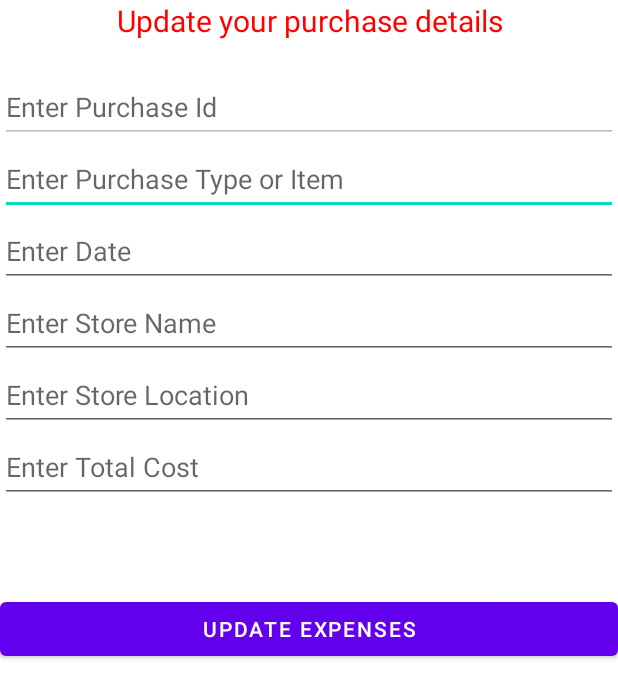
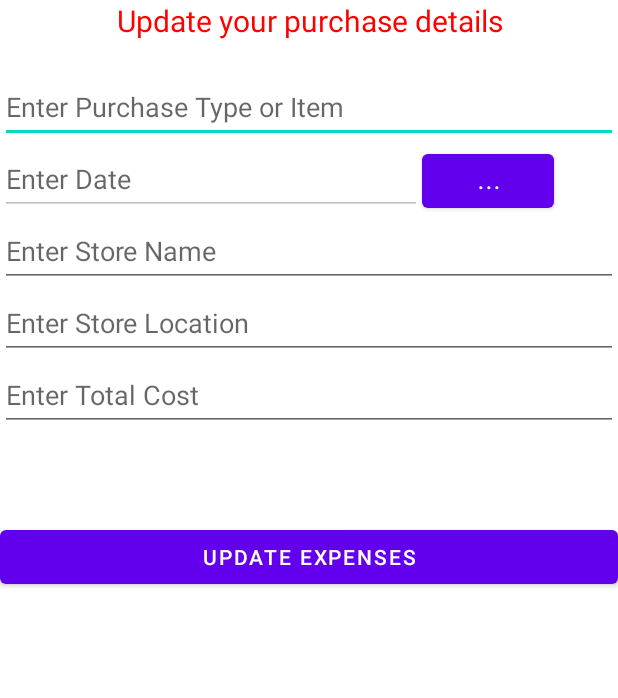
Before and after one commit to tranvnb/ESharing, an Android app: the layout fragment_update.xml on its own in the app's theme, with its tools: preview values and no code run, on a phone screen of 412 x 824 dp. Shown: the top 698 px of the screen. Run offline under Robolectric (Android 15) with nearby library versions, the phone set to English and light mode, and no system bars; network calls fail.

Commit message:
update purchase list, complete update purchase item

```diff
--- a/app/build.gradle
+++ b/app/build.gradle
@@ -3,7 +3,7 @@ plugins {
     id 'kotlin-android'
     id 'kotlin-kapt'
     id 'kotlin-parcelize'
-//    id 'androidx.navigation.safeargs.kotlin'
+    id 'androidx.navigation.safeargs'
 }
 
 android {
--- a/app/src/main/java/com/lf/esharing/database/purchase/PurchaseApi.kt
+++ b/app/src/main/java/com/lf/esharing/database/purchase/PurchaseApi.kt
@@ -27,7 +27,7 @@ interface PurchaseApi {
         "Content-Type: application/json"
     )
     @PUT("{id}")
-    suspend fun updatePurchase(@Path("id") id: UUID, @Body request: PurchasesRequest): Response<Map<String, String>>
+    suspend fun updatePurchase(@Path("id") id: UUID, @Body request: RequestBody): Response<Map<String, String>>
 
     @Headers(
         "Accept: application/json",
--- a/app/src/main/java/com/lf/esharing/database/purchase/PurchaseEntity.kt
+++ b/app/src/main/java/com/lf/esharing/database/purchase/PurchaseEntity.kt
@@ -1,20 +1,23 @@
 package com.lf.esharing.database.purchase
 
+import android.os.Parcelable
 import androidx.room.ColumnInfo
 import androidx.room.Entity
 import androidx.room.PrimaryKey
 import com.squareup.moshi.Json
 import com.squareup.moshi.JsonClass
+import kotlinx.parcelize.Parcelize
 import java.time.LocalDateTime
 import java.util.*
 
 @Entity(tableName = "Purchases")
+@Parcelize
 data class PurchaseEntity(
     @PrimaryKey()
     @Json(name = "id")
     @ColumnInfo(name = "id")
     var id: UUID = UUID.randomUUID()
-) {
+) : Parcelable {
 
     @ColumnInfo(name = "store")
     @Json(name = "store")
--- a/app/src/main/java/com/lf/esharing/database/purchase/PurchaseRepository.kt
+++ b/app/src/main/java/com/lf/esharing/database/purchase/PurchaseRepository.kt
@@ -25,11 +25,13 @@ class PurchaseRepository(private val purchaseDao: PurchaseDao, private val purch
         }
     }
 
-    suspend fun updatePurchase(purchase: PurchaseEntity, username: String, password: String) {
-        if (purchaseApi.updatePurchase(purchase.id, PurchasesRequest(username, password, purchase)).isSuccessful)
+    suspend fun updatePurchase(requestBody: RequestBody, purchase: PurchaseEntity): Boolean {
+        if (purchaseApi.updatePurchase(purchase.id, requestBody).isSuccessful)
         {
             purchaseDao.update(purchase)
+            return true
         }
+        return false
     }
 
     suspend fun deletePurchase(purchase: PurchaseEntity, username: String, password: String) {
--- a/app/src/main/java/com/lf/esharing/network/ClientBuilder.kt
+++ b/app/src/main/java/com/lf/esharing/network/ClientBuilder.kt
@@ -6,7 +6,9 @@ import retrofit2.Retrofit
 import retrofit2.converter.moshi.MoshiConverterFactory
 
 object ClientBuilder {
-    val baseUrl = "http://172.21.246.90:5000" // no ending forward slash
+//    val baseUrl = "http://54.147.103.31:5000" // no ending forward slash
+    val baseUrl = "http://172.21.246.90:5000"
+
 
     fun <T> createClient(clientClass: Class<T>, url: String) : T {
         return Retrofit.Builder()
--- a/app/src/main/res/layout/fragment_display_expenses.xml
+++ b/app/src/main/res/layout/fragment_display_expenses.xml
@@ -8,12 +8,11 @@
 
     <androidx.recyclerview.widget.RecyclerView
         android:id="@+id/recyclerView"
-        android:layout_width="379dp"
-        android:layout_height="662dp"
+        android:layout_width="match_parent"
+        android:layout_height="match_parent"
         android:layout_margin="10dp"
         app:layout_constraintBottom_toBottomOf="parent"
         app:layout_constraintEnd_toEndOf="parent"
-        app:layout_constraintHorizontal_bias="0.275"
         app:layout_constraintStart_toStartOf="parent"
         app:layout_constraintTop_toTopOf="parent">
     </androidx.recyclerview.widget.RecyclerView>
--- a/app/src/main/res/layout/fragment_update.xml
+++ b/app/src/main/res/layout/fragment_update.xml
@@ -17,17 +17,7 @@
         android:textSize="20dp" />
 
     <EditText
-        android:id="@+id/updateedPurchaseId"
-        android:layout_width="match_parent"
-        android:layout_height="wrap_content"
-        android:ems="10"
-        android:enabled="false"
-        android:hint="Enter Purchase Id"
-        android:inputType="textPersonName"
-        android:minHeight="48dp" />
-
-    <EditText
-        android:id="@+id/updateedPurchaseType"
+        android:id="@+id/edPurchaseType"
         android:layout_width="match_parent"
         android:layout_height="wrap_content"
         android:ems="10"
@@ -35,17 +25,27 @@
         android:inputType="textPersonName"
         android:minHeight="48dp" />
 
-    <EditText
-        android:id="@+id/updateedDate"
-        android:layout_width="match_parent"
-        android:layout_height="wrap_content"
-        android:ems="10"
-        android:hint="Enter Date"
-        android:inputType="textPersonName"
-        android:minHeight="48dp" />
+    <LinearLayout android:orientation="horizontal" android:layout_width="match_parent" android:layout_height="wrap_content">
+
+        <EditText
+            android:id="@+id/edDate"
+            android:layout_width="281dp"
+            android:layout_height="wrap_content"
+            android:ems="10"
+            android:enabled="false"
+            android:hint="Enter Date"
+            android:inputType="datetime|textPersonName"
+            android:minHeight="48dp" />
+        <Button
+            android:id="@+id/btnChooseDate"
+            android:layout_width="wrap_content"
+            android:layout_height="wrap_content"
+            android:text="..."/>
+    </LinearLayout>
+
 
     <EditText
-        android:id="@+id/updateedStoreName"
+        android:id="@+id/edStoreName"
         android:layout_width="match_parent"
         android:layout_height="wrap_content"
         android:ems="10"
@@ -54,7 +54,7 @@
         android:minHeight="48dp" />
 
     <EditText
-        android:id="@+id/updateedStoreLocation"
+        android:id="@+id/edStoreLocation"
         android:layout_width="match_parent"
         android:layout_height="wrap_content"
         android:ems="10"
@@ -63,12 +63,12 @@
         android:minHeight="48dp" />
 
     <EditText
-        android:id="@+id/updateedTotalCost"
+        android:id="@+id/edTotalCost"
         android:layout_width="match_parent"
         android:layout_height="wrap_content"
         android:ems="10"
         android:hint="Enter Total Cost"
-        android:inputType="textPersonName"
+        android:inputType="number"
         android:minHeight="48dp" />
 
     <Button
--- a/build.gradle
+++ b/build.gradle
@@ -8,6 +8,7 @@ buildscript {
 //        important
         classpath 'com.android.tools.build:gradle:7.0.3'
         classpath "org.jetbrains.kotlin:kotlin-gradle-plugin:1.6.0"
+        classpath 'androidx.navigation:navigation-safe-args-gradle-plugin:2.3.5'
 
         // NOTE: Do not place your application dependencies here; they belong
         // in the individual module build.gradle files
```
Also changed, not shown: app/src/main/java/com/lf/esharing/AddExpensesFragment.kt (+2 -5 lines), app/src/main/java/com/lf/esharing/DashboardFragment.kt (+4 -7 lines), app/src/main/java/com/lf/esharing/DisplayExpensesFragment.kt (+21 -17 lines), app/src/main/java/com/lf/esharing/ListAdapter.kt (+7 -11 lines), app/src/main/java/com/lf/esharing/UpdateFragment.kt (+58 -58 lines), app/src/main/java/com/lf/esharing/database/purchase/PurchaseViewModel.kt (+5 -2 lines), app/src/main/res/navigation/nav_graph.xml (+14 -12 lines).
